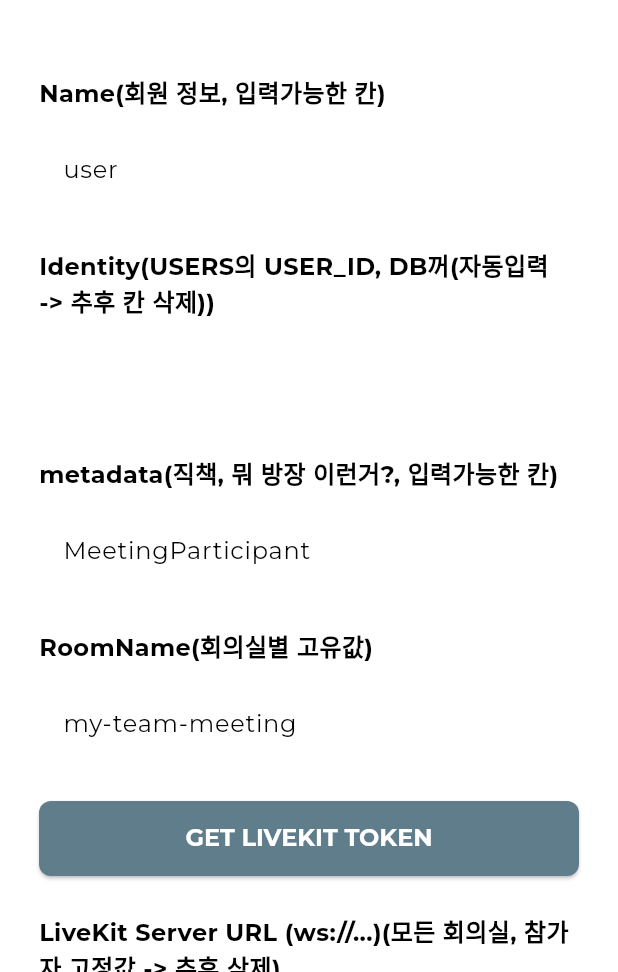
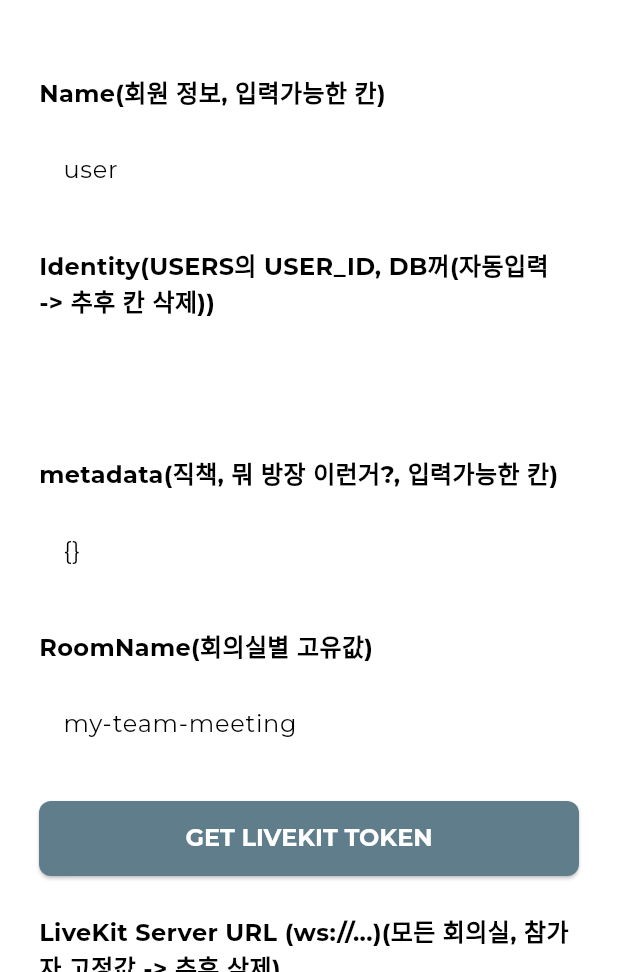
Before and after one commit to SUUGGIII/Capstone-project, a Flutter app: the CreateRoomPage screen opened directly, on a phone screen of 412 x 824 dp, the part 264-1236 px from its top. Run offline on Flutter 3.47's test engine with Material 3 defaults, Android fonts, the light colour scheme and no system bars; our stand-ins replace dropdown_button2, flutter_svg, google_fonts, permission_handler, shared_preferences; missing offline and left inert: flutter_background, flutter_webrtc, livekit_client; accounts and stored records are empty.

Commit message:
create_room.dart에서 user값 읽어오게 수정

```diff
--- a/frontend/lib/pages/Rooms/create_room.dart
+++ b/frontend/lib/pages/Rooms/create_room.dart
@@ -59,9 +59,20 @@
       _checkPermissions();
     }
     _uriCtrl.text = 'wss://stt-bu5ksfvb.livekit.cloud';
-    _nameCtrl.text = 'user';
-    _identityCtrl.text = UserStore().user?.userId.toString() ?? '';
-    _metadataCtrl.text = 'MeetingParticipant';
+    final user = UserStore().user;
+    _nameCtrl.text = user?.nickname ?? 'user';
+    _identityCtrl.text = user?.userId.toString() ?? '';
+
+    if (user != null) {
+      final metadataMap = {
+        'age': user.age,
+        'sex': user.sex,
+        'occupation': user.occupation,
+      };
+      _metadataCtrl.text = jsonEncode(metadataMap);
+    } else {
+      _metadataCtrl.text = '{}';
+    }
     _roomNameCtrl.text = 'my-team-meeting';
   }
 
```
